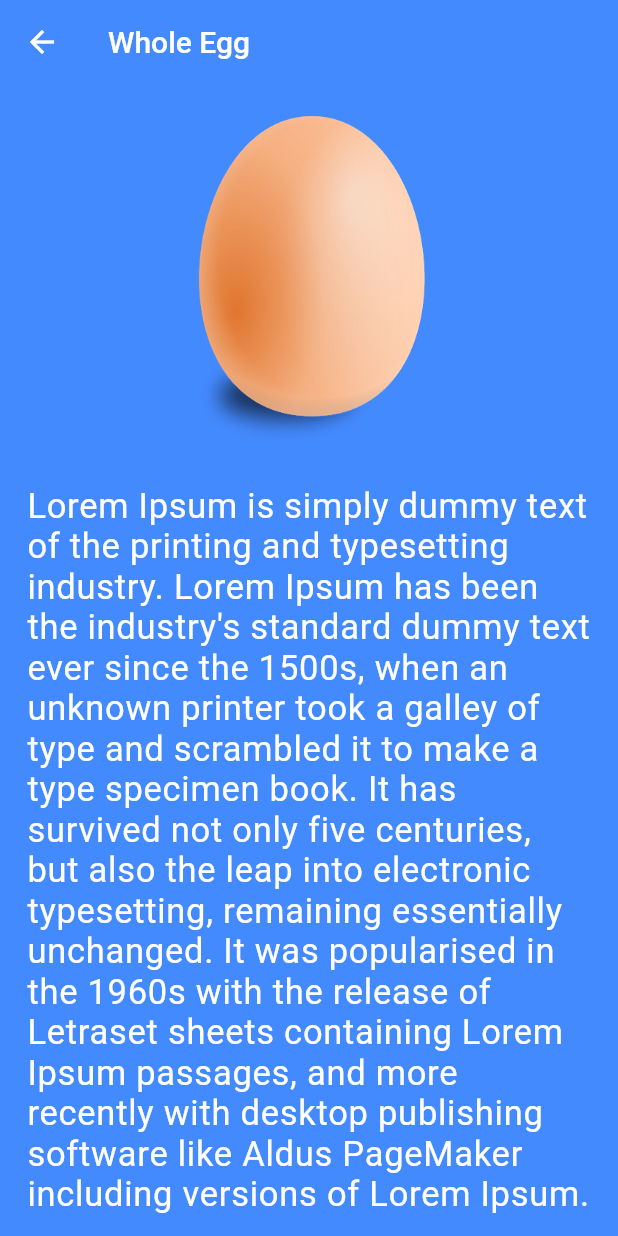
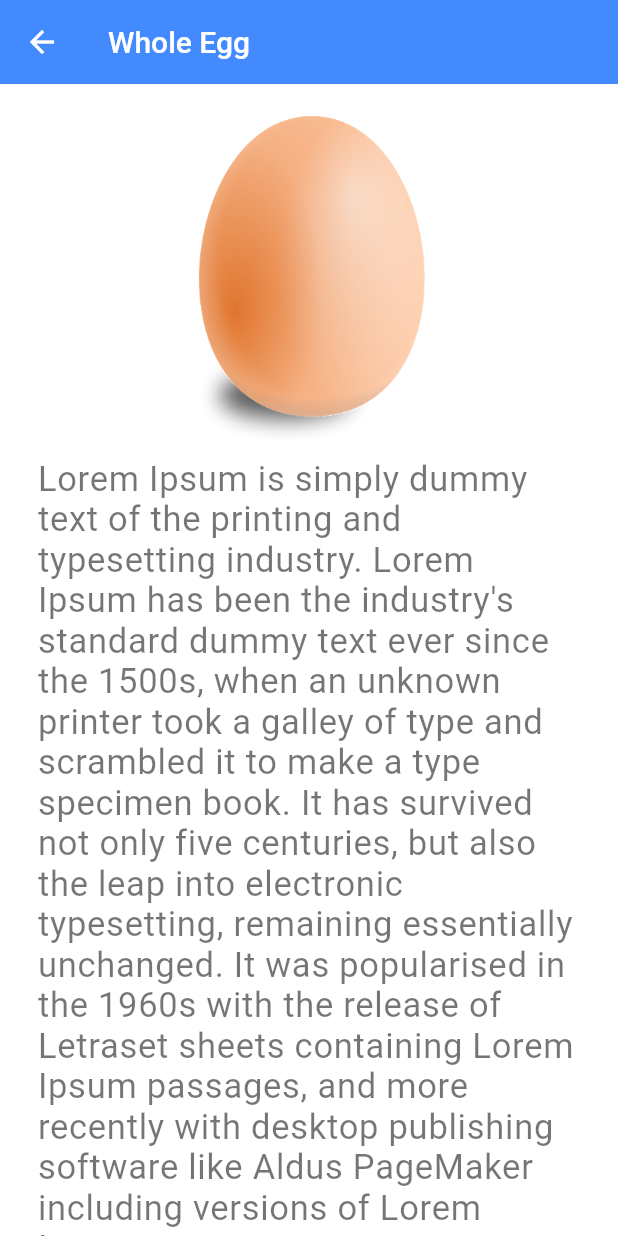
Before and after one commit to nitesh98bhagat/FlutterProteinApp, a Flutter app: the DescriptionPage screen opened directly with sample values from the repository, on a phone screen of 412 x 824 dp. Run offline on Flutter 3.47's test engine with Material 2 defaults, Android fonts, the phone set to English and light mode, and no system bars; our stand-ins replace flutter_swiper, font_awesome_flutter.

```diff
--- a/lib/Modals/FoodItem.dart
+++ b/lib/Modals/FoodItem.dart
@@ -242,16 +242,4 @@ List<FoodItem> foodItem = [
       calories: 77,
       carbs: 0.6,
       color: Colors.redAccent),
-  FoodItem(
-      name: "Cheese",
-      desc:
-          "Lorem Ipsum is simply dummy text of the printing and typesetting industry. Lorem Ipsum has been the industry's standard dummy text ever since the 1500s, when an unknown printer took a galley of type and scrambled it to make a type specimen book. It has survived not only five centuries, but also the leap into electronic typesetting, remaining essentially unchanged. It was popularised in the 1960s with the release of Letraset sheets containing Lorem Ipsum passages, and more recently with desktop publishing software like Aldus PageMaker including versions of Lorem Ipsum.",
-      image: "assets/images/chickenBreast.png",
-      type: "Veg",
-      quantity: "100 gram",
-      protein: 24.1,
-      fat: 25.1,
-      calories: 77,
-      carbs: 6.3,
-      color: Colors.redAccent),
 ];
--- a/lib/Screens/DescriptionPage.dart
+++ b/lib/Screens/DescriptionPage.dart
@@ -12,9 +12,10 @@ class DescriptionPage extends StatelessWidget {
         backgroundColor: foodItem.color,
         title: Text(foodItem.name),
         elevation: 0.0,
+
       ),
       body: Container(
-        color: foodItem.color,
+        color: Colors.white,
         height: MediaQuery.of(context).size.height,
         child: SingleChildScrollView(
           child: Column(
@@ -27,10 +28,10 @@ class DescriptionPage extends StatelessWidget {
                 child: Image.asset(foodItem.image),
               ),
               Padding(
-                padding: const EdgeInsets.all(18.0),
+                padding: const EdgeInsets.symmetric(horizontal: 25.0),
                 child: Text(
                   foodItem.desc,
-                  style: AppTheme.h4Text(size: 23.0),
+                  style: AppTheme.h4Text(size: 23.0, color: Colors.black54),
                 ),
               )
             ],
--- a/lib/Widgets/FoodCard.dart
+++ b/lib/Widgets/FoodCard.dart
@@ -97,7 +97,7 @@ class FoodCard extends StatelessWidget {
             child: Container(
               width: 250.0,
               height: 250.0,
-              child: Image.asset(foodItem.image),
+              child: Image.asset(foodItem.image)??Text("Failed to load thee image"),
             ),
           ),
 
--- a/lib/main.dart
+++ b/lib/main.dart
@@ -1,7 +1,14 @@
 import 'package:flutter/material.dart';
 import 'package:protein_food_chart/Screens/DetailListPage.dart';
+import 'package:flutter/services.dart';
 
-void main() {
+Future<void> main() async {
+  SystemChrome.setSystemUIOverlayStyle(
+    SystemUiOverlayStyle(
+        systemNavigationBarColor: Colors.black,
+        ),
+  );
+
   runApp(MyApp());
 }
 
```
Also changed, not shown: 2 other files.
